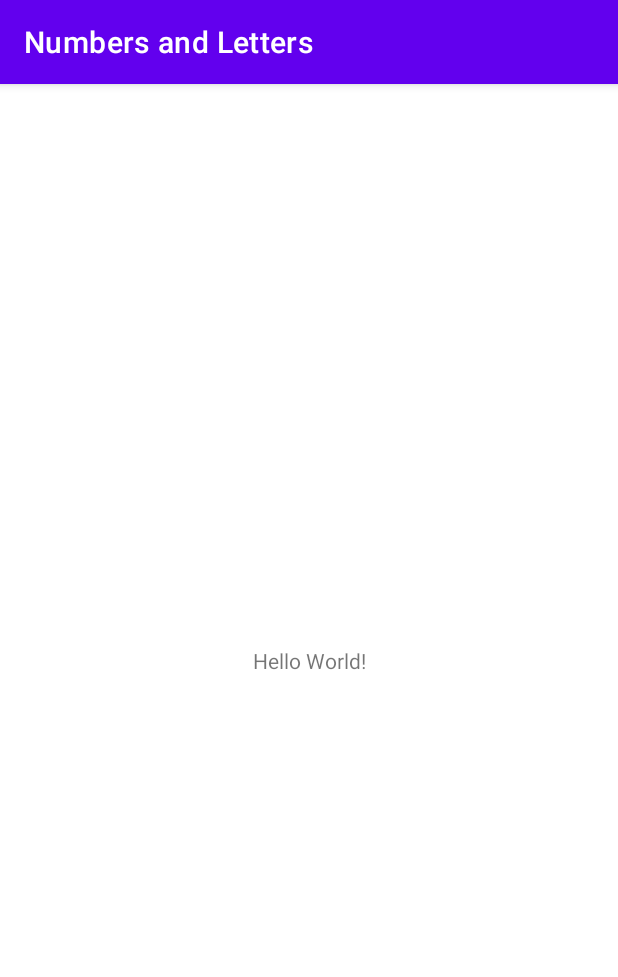
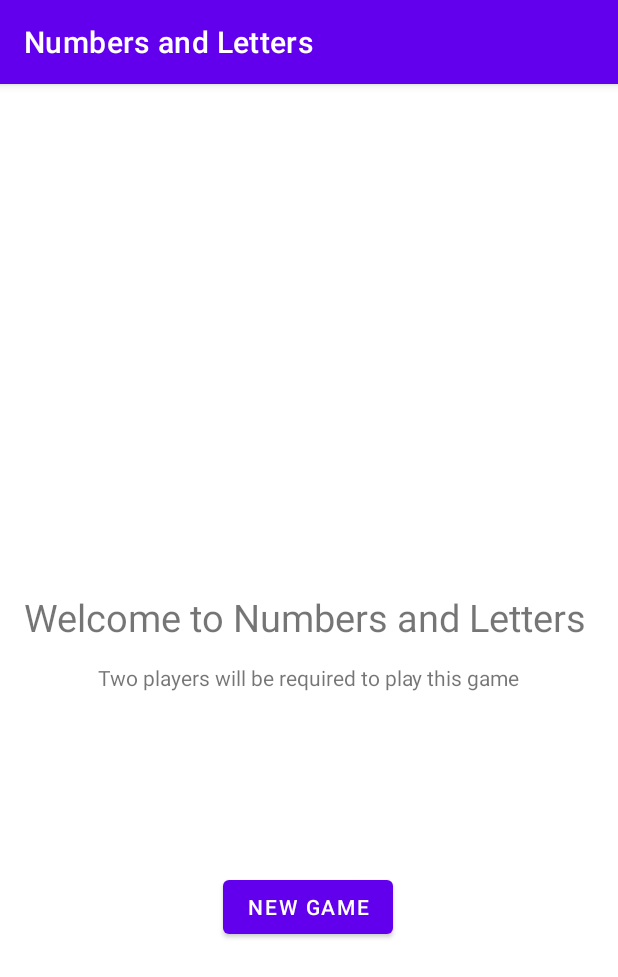
Before and after one commit to Jadabyte/Numbers-and-Letters, an Android app: the screen it shows after launch (MainActivity), on a phone screen of 412 x 824 dp. Shown: the top 977 px of the screen. Run offline under Robolectric (Android 15) with nearby library versions, the phone set to English and light mode, and no system bars.

Commit message:
Created start page and number selection page

```diff
--- a/app/src/main/AndroidManifest.xml
+++ b/app/src/main/AndroidManifest.xml
@@ -9,6 +9,7 @@
         android:roundIcon="@mipmap/ic_launcher_round"
         android:supportsRtl="true"
         android:theme="@style/Theme.NumbersAndLetters">
+        <activity android:name=".NumbersActivity"></activity>
         <activity android:name=".MainActivity">
             <intent-filter>
                 <action android:name="android.intent.action.MAIN" />
--- a/app/src/main/java/com/example/numbersandletters/MainActivity.java
+++ b/app/src/main/java/com/example/numbersandletters/MainActivity.java
@@ -2,13 +2,31 @@ package com.example.numbersandletters;
 
 import androidx.appcompat.app.AppCompatActivity;
 
+import android.content.Context;
+import android.content.Intent;
 import android.os.Bundle;
+import android.view.View;
+import android.widget.Button;
+import android.widget.Toast;
 
 public class MainActivity extends AppCompatActivity {
+
+    private Button mStartGameButton;
 
     @Override
     protected void onCreate(Bundle savedInstanceState) {
         super.onCreate(savedInstanceState);
         setContentView(R.layout.activity_main);
+
+        mStartGameButton = (Button) findViewById(R.id.b_start_game);
+
+        mStartGameButton.setOnClickListener(new View.OnClickListener() {
+            @Override
+            public void onClick(View v) {
+                Class destinationActivity = NumbersActivity.class;
+                Intent startGame = new Intent(MainActivity.this, destinationActivity);
+                startActivity(startGame);
+            }
+        });
     }
 }
--- a/app/src/main/res/layout/activity_main.xml
+++ b/app/src/main/res/layout/activity_main.xml
@@ -9,10 +9,35 @@
     <TextView
         android:layout_width="wrap_content"
         android:layout_height="wrap_content"
-        android:text="Hello World!"
+        android:text="Welcome to Numbers and Letters"
+        android:textSize="25dp"
+        app:layout_constraintBottom_toBottomOf="parent"
+        app:layout_constraintHorizontal_bias="0.432"
+        app:layout_constraintLeft_toLeftOf="parent"
+        app:layout_constraintRight_toRightOf="parent"
+        app:layout_constraintTop_toTopOf="parent"
+        app:layout_constraintVertical_bias="0.461" />
+
+    <TextView
+        android:layout_width="wrap_content"
+        android:layout_height="wrap_content"
+        android:text="Two players will be required to play this game"
         app:layout_constraintBottom_toBottomOf="parent"
         app:layout_constraintLeft_toLeftOf="parent"
         app:layout_constraintRight_toRightOf="parent"
-        app:layout_constraintTop_toTopOf="parent" />
+        app:layout_constraintTop_toTopOf="parent"
+        app:layout_constraintVertical_bias="0.516" />
+
+    <Button
+        android:id="@+id/b_start_game"
+        android:layout_width="wrap_content"
+        android:layout_height="wrap_content"
+        android:text="New Game"
+        app:layout_constraintBottom_toBottomOf="parent"
+        app:layout_constraintHorizontal_bias="0.498"
+        app:layout_constraintLeft_toLeftOf="parent"
+        app:layout_constraintRight_toRightOf="parent"
+        app:layout_constraintTop_toTopOf="parent"
+        app:layout_constraintVertical_bias="0.729" />
 
 </androidx.constraintlayout.widget.ConstraintLayout>
```
Also changed, not shown: app/src/main/java/com/example/numbersandletters/NumbersActivity.java (added, +38 -0 lines), app/src/main/res/layout/activity_numbers.xml (added, +124 -0 lines).
